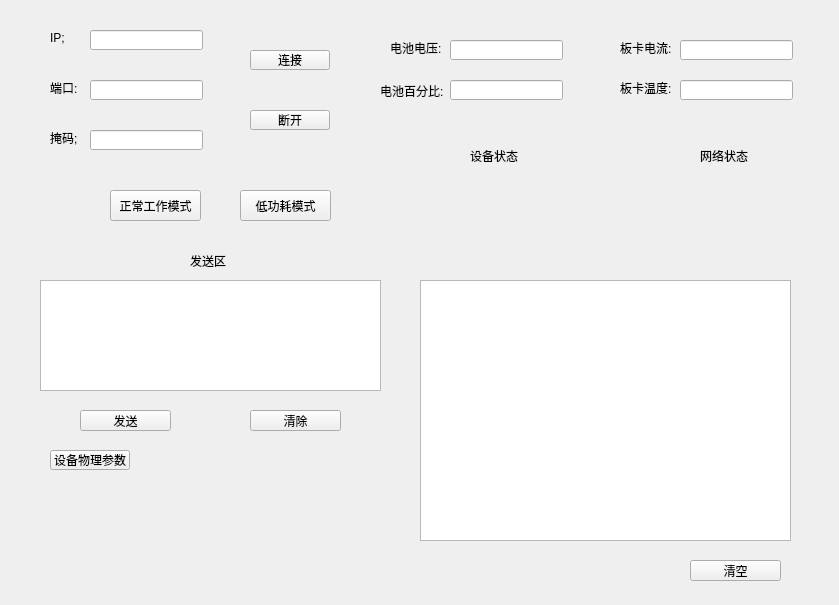
fuyunyou77/MyUpperMachine, file widget.ui: the form before one commit.
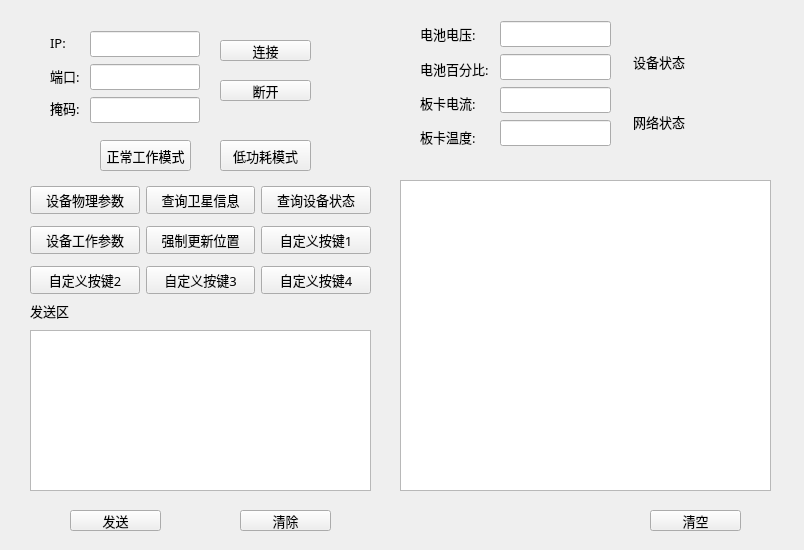
The form after the commit.

Commit message: "1.调整数据包收发逻辑，增加命令响应结构体和发送命令枚举类型  2.调整部分日志的输出方式  3.改变ui界面"

What changed in the file:
```diff
--- a/widget.ui
+++ b/widget.ui
@@ -6,100 +6,31 @@
    <rect>
     <x>0</x>
     <y>0</y>
-    <width>839</width>
-    <height>605</height>
+    <width>804</width>
+    <height>550</height>
    </rect>
   </property>
-  <property name="windowTitle">
-   <string>Widget</string>
+  <property name="font">
+   <font>
+    <family>微软雅黑</family>
+    <pointsize>10</pointsize>
+   </font>
   </property>
-  <widget class="QLabel" name="label">
-   <property name="geometry">
-    <rect>
-     <x>50</x>
-     <y>30</y>
-     <width>18</width>
-     <height>16</height>
-    </rect>
-   </property>
-   <property name="text">
-    <string>IP;</string>
-   </property>
-  </widget>
-  <widget class="QLabel" name="label_2">
-   <property name="geometry">
-    <rect>
-     <x>50</x>
-     <y>130</y>
-     <width>30</width>
-     <height>16</height>
-    </rect>
-   </property>
-   <property name="text">
-    <string>掩码;</string>
-   </property>
-  </widget>
-  <widget class="QLabel" name="label_3">
-   <property name="geometry">
-    <rect>
-     <x>390</x>
-     <y>40</y>
-     <width>60</width>
-     <height>16</height>
-    </rect>
-   </property>
-   <property name="text">
-    <string>电池电压:</string>
-   </property>
-  </widget>
-  <widget class="QLabel" name="label_4">
-   <property name="geometry">
-    <rect>
-     <x>380</x>
-     <y>80</y>
-     <width>71</width>
-     <height>21</height>
-    </rect>
-   </property>
-   <property name="text">
-    <string>电池百分比:</string>
-   </property>
-  </widget>
-  <widget class="QLabel" name="label_5">
-   <property name="geometry">
-    <rect>
-     <x>620</x>
-     <y>40</y>
-     <width>54</width>
-     <height>16</height>
-    </rect>
-   </property>
-   <property name="text">
-    <string>板卡电流:</string>
-   </property>
-  </widget>
-  <widget class="QLabel" name="label_6">
-   <property name="geometry">
-    <rect>
-     <x>620</x>
-     <y>80</y>
-     <width>54</width>
-     <height>16</height>
-    </rect>
-   </property>
-   <property name="text">
-    <string>板卡温度:</string>
-   </property>
-  </widget>
   <widget class="QPushButton" name="normalModeBtn">
    <property name="geometry">
     <rect>
-     <x>110</x>
-     <y>190</y>
+     <x>100</x>
+     <y>140</y>
      <width>91</width>
      <height>31</height>
     </rect>
    </property>
+   <property name="font">
+    <font>
+     <family>微软雅黑</family>
+     <pointsize>10</pointsize>
+    </font>
+   </property>
    <property name="text">
     <string>正常工作模式</string>
    </property>
@@ -107,46 +38,29 @@
   <widget class="QPushButton" name="lowPowerModeBtn">
    <property name="geometry">
     <rect>
-     <x>240</x>
-     <y>190</y>
+     <x>220</x>
+     <y>140</y>
      <width>91</width>
      <height>31</height>
     </rect>
    </property>
+   <property name="font">
+    <font>
+     <family>微软雅黑</family>
+     <pointsize>10</pointsize>
+    </font>
+   </property>
    <property name="text">
     <string>低功耗模式</string>
    </property>
   </widget>
-  <widget class="QLineEdit" name="IPLineEdit">
-   <property name="geometry">
-    <rect>
-     <x>90</x>
-     <y>30</y>
-     <width>113</width>
-     <height>20</height>
-    </rect>
-   </property>
-  </widget>
-  <widget class="QLineEdit" name="MaskLineEdit">
-   <property name="geometry">
-    <rect>
-     <x>90</x>
-     <y>130</y>
-     <width>113</width>
-     <height>20</height>
-    </rect>
-   </property>
-   <property name="readOnly">
-    <bool>false</bool>
-   </property>
-  </widget>
   <widget class="QLabel" name="devStateLitLabel">
    <property name="geometry">
     <rect>
-     <x>470</x>
-     <y>170</y>
-     <width>41</width>
-     <height>41</height>
+     <x>700</x>
+     <y>50</y>
+     <width>40</width>
+     <height>40</height>
     </rect>
    </property>
    <property name="text">
@@ -160,9 +74,9 @@
    <property name="geometry">
     <rect>
      <x>700</x>
-     <y>170</y>
-     <width>41</width>
-     <height>41</height>
+     <y>110</y>
+     <width>40</width>
+     <height>40</height>
     </rect>
    </property>
    <property name="text">
@@ -172,77 +86,37 @@
     <bool>true</bool>
    </property>
   </widget>
-  <widget class="QLineEdit" name="BatVolLineEdit">
-   <property name="geometry">
-    <rect>
-     <x>450</x>
-     <y>40</y>
-     <width>113</width>
-     <height>20</height>
-    </rect>
-   </property>
-   <property name="readOnly">
-    <bool>true</bool>
-   </property>
-  </widget>
-  <widget class="QLineEdit" name="BatPercentLineEdit">
-   <property name="geometry">
-    <rect>
-     <x>450</x>
-     <y>80</y>
-     <width>113</width>
-     <height>20</height>
-    </rect>
-   </property>
-   <property name="readOnly">
-    <bool>true</bool>
-   </property>
-  </widget>
-  <widget class="QLineEdit" name="CurrentLineEdit">
-   <property name="geometry">
-    <rect>
-     <x>680</x>
-     <y>40</y>
-     <width>113</width>
-     <height>20</height>
-    </rect>
-   </property>
-   <property name="readOnly">
-    <bool>true</bool>
-   </property>
-  </widget>
-  <widget class="QLineEdit" name="TemperLineEdit">
-   <property name="geometry">
-    <rect>
-     <x>680</x>
-     <y>80</y>
-     <width>113</width>
-     <height>20</height>
-    </rect>
-   </property>
-   <property name="readOnly">
-    <bool>true</bool>
-   </property>
-  </widget>
   <widget class="QTextEdit" name="sendTextEdit">
    <property name="geometry">
     <rect>
-     <x>40</x>
-     <y>280</y>
+     <x>30</x>
+     <y>330</y>
      <width>341</width>
-     <height>111</height>
+     <height>161</height>
     </rect>
    </property>
+   <property name="font">
+    <font>
+     <family>微软雅黑</family>
+     <pointsize>12</pointsize>
+    </font>
+   </property>
   </widget>
   <widget class="QPushButton" name="sendBtn">
    <property name="geometry">
     <rect>
-     <x>80</x>
-     <y>410</y>
+     <x>70</x>
+     <y>510</y>
      <width>91</width>
      <height>21</height>
     </rect>
    </property>
+   <property name="font">
+    <font>
+     <family>微软雅黑</family>
+     <pointsize>10</pointsize>
+    </font>
+   </property>
    <property name="text">
     <string>发送</string>
    </property>
@@ -250,12 +124,18 @@
   <widget class="QPushButton" name="sendClearBtn">
    <property name="geometry">
     <rect>
-     <x>250</x>
-     <y>410</y>
+     <x>240</x>
+     <y>510</y>
      <width>91</width>
      <height>21</height>
     </rect>
    </property>
+   <property name="font">
+    <font>
+     <family>微软雅黑</family>
+     <pointsize>10</pointsize>
+    </font>
+   </property>
    <property name="text">
     <string>清除</string>
    </property>
@@ -263,22 +143,35 @@
   <widget class="QTextEdit" name="logTextEdit">
    <property name="geometry">
     <rect>
-     <x>420</x>
-     <y>280</y>
+     <x>400</x>
+     <y>180</y>
      <width>371</width>
-     <height>261</height>
+     <height>311</height>
     </rect>
    </property>
+   <property name="font">
+    <font>
+     <family>微软雅黑</family>
+     <pointsize>10</pointsize>
+     <stylestrategy>PreferDefault</stylestrategy>
+    </font>
+   </property>
   </widget>
   <widget class="QLabel" name="label_8">
    <property name="geometry">
     <rect>
-     <x>190</x>
-     <y>250</y>
+     <x>30</x>
+     <y>300</y>
      <width>41</width>
      <height>21</height>
     </rect>
    </property>
+   <property name="font">
+    <font>
+     <family>微软雅黑</family>
+     <pointsize>10</pointsize>
+    </font>
+   </property>
    <property name="text">
     <string>发送区</string>
    </property>
@@ -286,12 +179,18 @@
   <widget class="QPushButton" name="logClearBtn">
    <property name="geometry">
     <rect>
-     <x>690</x>
-     <y>560</y>
+     <x>650</x>
+     <y>510</y>
      <width>91</width>
      <height>21</height>
     </rect>
    </property>
+   <property name="font">
+    <font>
+     <family>微软雅黑</family>
+     <pointsize>10</pointsize>
+    </font>
+   </property>
    <property name="text">
     <string>清空</string>
    </property>
@@ -299,12 +198,18 @@
   <widget class="QLabel" name="label_9">
    <property name="geometry">
     <rect>
-     <x>470</x>
-     <y>150</y>
-     <width>54</width>
-     <height>12</height>
+     <x>633</x>
+     <y>52</y>
+     <width>61</width>
+     <height>20</height>
     </rect>
    </property>
+   <property name="font">
+    <font>
+     <family>微软雅黑</family>
+     <pointsize>10</pointsize>
+    </font>
+   </property>
    <property name="text">
     <string>设备状态</string>
    </property>
@@ -312,48 +217,37 @@
   <widget class="QLabel" name="label_10">
    <property name="geometry">
     <rect>
-     <x>700</x>
-     <y>150</y>
-     <width>54</width>
-     <height>12</height>
+     <x>633</x>
+     <y>112</y>
+     <width>61</width>
+     <height>20</height>
     </rect>
    </property>
+   <property name="font">
+    <font>
+     <family>微软雅黑</family>
+     <pointsize>10</pointsize>
+    </font>
+   </property>
    <property name="text">
     <string>网络状态</string>
    </property>
   </widget>
-  <widget class="QLabel" name="label_11">
-   <property name="geometry">
-    <rect>
-     <x>50</x>
-     <y>80</y>
-     <width>30</width>
-     <height>16</height>
-    </rect>
-   </property>
-   <property name="text">
-    <string>端口:</string>
-   </property>
-  </widget>
-  <widget class="QLineEdit" name="PortLineEdit">
-   <property name="geometry">
-    <rect>
-     <x>90</x>
-     <y>80</y>
-     <width>113</width>
-     <height>20</height>
-    </rect>
-   </property>
-  </widget>
   <widget class="QPushButton" name="connectBtn">
    <property name="geometry">
     <rect>
-     <x>250</x>
-     <y>50</y>
-     <width>80</width>
-     <height>20</height>
+     <x>220</x>
+     <y>40</y>
+     <width>91</width>
+     <height>21</height>
     </rect>
    </property>
+   <property name="font">
+    <font>
+     <family>微软雅黑</family>
+     <pointsize>10</pointsize>
+    </font>
+   </property>
    <property name="text">
     <string>连接</string>
    </property>
@@ -361,31 +255,363 @@
   <widget class="QPushButton" name="disconnectBtn">
    <property name="geometry">
     <rect>
-     <x>250</x>
-     <y>110</y>
-     <width>80</width>
-     <height>20</height>
+     <x>220</x>
+     <y>80</y>
+     <width>91</width>
+     <height>21</height>
     </rect>
    </property>
+   <property name="font">
+    <font>
+     <family>微软雅黑</family>
+     <pointsize>10</pointsize>
+    </font>
+   </property>
    <property name="text">
     <string>断开</string>
    </property>
   </widget>
-  <widget class="QPushButton" name="pushButton">
+  <widget class="QWidget" name="">
+   <property name="geometry">
+    <rect>
+     <x>30</x>
+     <y>180</y>
+     <width>341</width>
+     <height>121</height>
+    </rect>
+   </property>
+   <layout class="QGridLayout" name="gridLayout">
+    <item row="3" column="1">
+     <widget class="QPushButton" name="pushButton_3">
+      <property name="font">
+       <font>
+        <family>微软雅黑</family>
+        <pointsize>10</pointsize>
+       </font>
+      </property>
+      <property name="text">
+       <string>自定义按键3</string>
+      </property>
+     </widget>
+    </item>
+    <item row="0" column="1">
+     <widget class="QPushButton" name="getSateInfoBtn">
+      <property name="font">
+       <font>
+        <family>微软雅黑</family>
+        <pointsize>10</pointsize>
+       </font>
+      </property>
+      <property name="text">
+       <string>查询卫星信息</string>
+      </property>
+     </widget>
+    </item>
+    <item row="2" column="2">
+     <widget class="QPushButton" name="pushButton">
+      <property name="font">
+       <font>
+        <family>微软雅黑</family>
+        <pointsize>10</pointsize>
+       </font>
+      </property>
+      <property name="text">
+       <string>自定义按键1</string>
+      </property>
+     </widget>
+    </item>
+    <item row="3" column="0">
+     <widget class="QPushButton" name="pushButton_2">
+      <property name="font">
+       <font>
+        <family>微软雅黑</family>
+        <pointsize>10</pointsize>
+       </font>
+      </property>
+      <property name="text">
+       <string>自定义按键2</string>
+      </property>
+     </widget>
+    </item>
+    <item row="2" column="0">
+     <widget class="QPushButton" name="getDevWorkParaBtn">
+      <property name="font">
+       <font>
+        <family>微软雅黑</family>
+        <pointsize>10</pointsize>
+       </font>
+      </property>
+      <property name="text">
+       <string>设备工作参数</string>
+      </property>
+     </widget>
+    </item>
+    <item row="2" column="1">
+     <widget class="QPushButton" name="forceUpdateLocBtn">
+      <property name="font">
+       <font>
+        <family>微软雅黑</family>
+        <pointsize>10</pointsize>
+       </font>
+      </property>
+      <property name="text">
+       <string>强制更新位置</string>
+      </property>
+     </widget>
+    </item>
+    <item row="3" column="2">
+     <widget class="QPushButton" name="pushButton_4">
+      <property name="font">
+       <font>
+        <family>微软雅黑</family>
+        <pointsize>10</pointsize>
+       </font>
+      </property>
+      <property name="text">
+       <string>自定义按键4</string>
+      </property>
+     </widget>
+    </item>
+    <item row="0" column="0">
+     <widget class="QPushButton" name="getDevPhyParaBtn">
+      <property name="font">
+       <font>
+        <family>微软雅黑</family>
+        <pointsize>10</pointsize>
+       </font>
+      </property>
+      <property name="toolTip">
+       <string/>
+      </property>
+      <property name="text">
+       <string>设备物理参数</string>
+      </property>
+     </widget>
+    </item>
+    <item row="0" column="2">
+     <widget class="QPushButton" name="getDevStateBtn">
+      <property name="font">
+       <font>
+        <family>微软雅黑</family>
+        <pointsize>10</pointsize>
+       </font>
+      </property>
+      <property name="text">
+       <string>查询设备状态</string>
+      </property>
+     </widget>
+    </item>
+   </layout>
+  </widget>
+  <widget class="QWidget" name="">
+   <property name="geometry">
+    <rect>
+     <x>420</x>
+     <y>20</y>
+     <width>71</width>
+     <height>131</height>
+    </rect>
+   </property>
+   <layout class="QVBoxLayout" name="verticalLayout">
+    <item>
+     <widget class="QLabel" name="label_3">
+      <property name="font">
+       <font>
+        <family>微软雅黑</family>
+        <pointsize>10</pointsize>
+       </font>
+      </property>
+      <property name="text">
+       <string>电池电压:</string>
+      </property>
+     </widget>
+    </item>
+    <item>
+     <widget class="QLabel" name="label_4">
+      <property name="font">
+       <font>
+        <family>微软雅黑</family>
+        <pointsize>10</pointsize>
+       </font>
+      </property>
+      <property name="text">
+       <string>电池百分比:</string>
+      </property>
+     </widget>
+    </item>
+    <item>
+     <widget class="QLabel" name="label_5">
+      <property name="font">
+       <font>
+        <family>微软雅黑</family>
+        <pointsize>10</pointsize>
+       </font>
+      </property>
+      <property name="text">
+       <string>板卡电流:</string>
+      </property>
+     </widget>
+    </item>
+    <item>
+     <widget class="QLabel" name="label_6">
+      <property name="font">
+       <font>
+        <family>微软雅黑</family>
+        <pointsize>10</pointsize>
+       </font>
+      </property>
+      <property name="text">
+       <string>板卡温度:</string>
+      </property>
+     </widget>
+    </item>
+   </layout>
+  </widget>
+  <widget class="QWidget" name="">
+   <property name="geometry">
+    <rect>
+     <x>500</x>
+     <y>20</y>
+     <width>111</width>
+     <height>128</height>
+    </rect>
+   </property>
+   <property name="font">
+    <font>
+     <family>微软雅黑</family>
+     <pointsize>10</pointsize>
+    </font>
+   </property>
+   <layout class="QVBoxLayout" name="verticalLayout_2">
+    <item>
+     <widget class="QLineEdit" name="BatVolLineEdit">
+      <property name="font">
+       <font>
+        <family>微软雅黑</family>
+        <pointsize>10</pointsize>
+       </font>
+      </property>
+      <property name="readOnly">
+       <bool>true</bool>
+      </property>
+     </widget>
+    </item>
+    <item>
+     <widget class="QLineEdit" name="BatPercentLineEdit">
+      <property name="font">
+       <font>
+        <family>微软雅黑</family>
+        <pointsize>10</pointsize>
+       </font>
+      </property>
+      <property name="readOnly">
+       <bool>true</bool>
+      </property>
+     </widget>
+    </item>
+    <item>
+     <widget class="QLineEdit" name="CurrentLineEdit">
+      <property name="font">
+       <font>
+        <family>微软雅黑</family>
+        <pointsize>10</pointsize>
+       </font>
+      </property>
+      <property name="readOnly">
+       <bool>true</bool>
+      </property>
+     </widget>
+    </item>
+    <item>
+     <widget class="QLineEdit" name="TemperLineEdit">
+      <property name="font">
+       <font>
+        <family>微软雅黑</family>
+        <pointsize>10</pointsize>
+       </font>
+      </property>
+      <property name="readOnly">
+       <bool>true</bool>
+      </property>
+     </widget>
+    </item>
+   </layout>
+  </widget>
+  <widget class="QWidget" name="">
+   <property name="geometry">
+    <rect>
+     <x>90</x>
+     <y>30</y>
+     <width>110</width>
+     <height>95</height>
+    </rect>
+   </property>
+   <layout class="QVBoxLayout" name="verticalLayout_3">
+    <item>
+     <widget class="QLineEdit" name="IPLineEdit"/>
+    </item>
+    <item>
+     <widget class="QLineEdit" name="PortLineEdit"/>
+    </item>
+    <item>
+     <widget class="QLineEdit" name="MaskLineEdit">
+      <property name="readOnly">
+       <bool>false</bool>
+      </property>
+     </widget>
+    </item>
+   </layout>
+  </widget>
+  <widget class="QWidget" name="">
    <property name="geometry">
     <rect>
      <x>50</x>
-     <y>450</y>
-     <width>80</width>
-     <height>20</height>
+     <y>30</y>
+     <width>31</width>
+     <height>91</height>
     </rect>
    </property>
-   <property name="toolTip">
-    <string/>
-   </property>
-   <property name="text">
-    <string>设备物理参数</string>
-   </property>
+   <layout class="QVBoxLayout" name="verticalLayout_4">
+    <item>
+     <widget class="QLabel" name="label">
+      <property name="font">
+       <font>
+        <family>微软雅黑</family>
+        <pointsize>10</pointsize>
+       </font>
+      </property>
+      <property name="text">
+       <string>IP:</string>
+      </property>
+     </widget>
+    </item>
+    <item>
+     <widget class="QLabel" name="label_11">
+      <property name="font">
+       <font>
+        <family>微软雅黑</family>
+        <pointsize>10</pointsize>
+       </font>
+      </property>
+      <property name="text">
+       <string>端口:</string>
+      </property>
+     </widget>
+    </item>
+    <item>
+     <widget class="QLabel" name="label_2">
+      <property name="font">
+       <font>
+        <family>微软雅黑</family>
+        <pointsize>10</pointsize>
+       </font>
+      </property>
+      <property name="text">
+       <string>掩码:</string>
+      </property>
+     </widget>
+    </item>
+   </layout>
   </widget>
  </widget>
  <resources/>
```
The commit also changes 5 other files.
